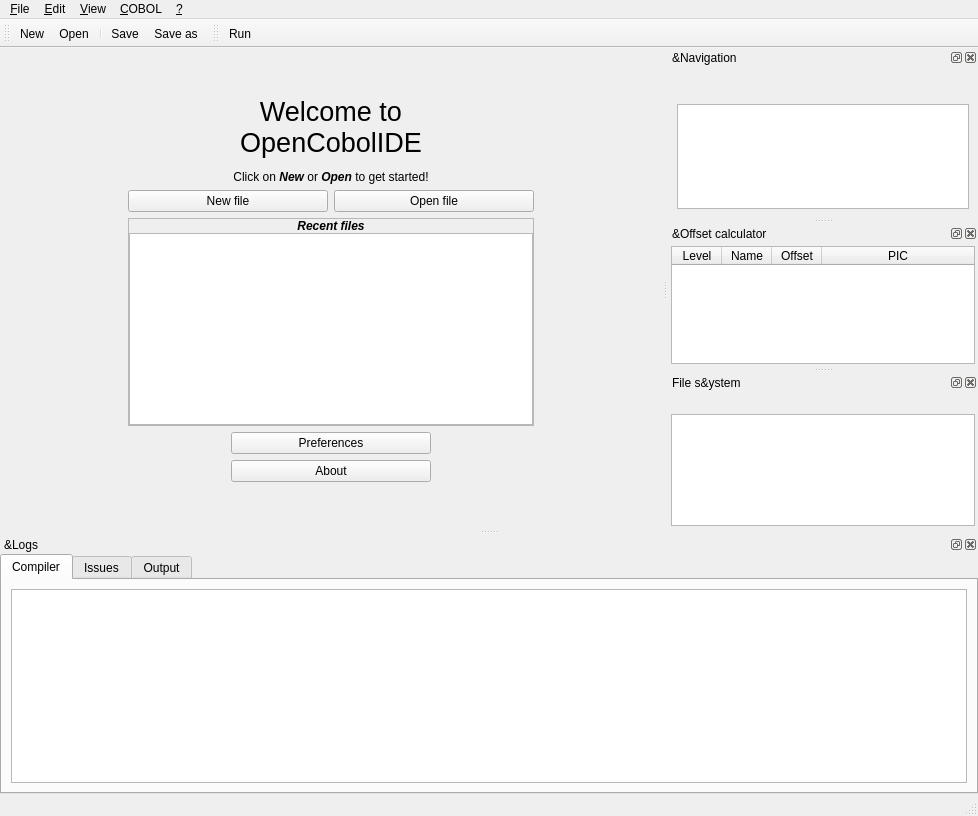
Old version of the form forms/ide.ui in the repository OpenCobolIDE/OpenCobolIDE.
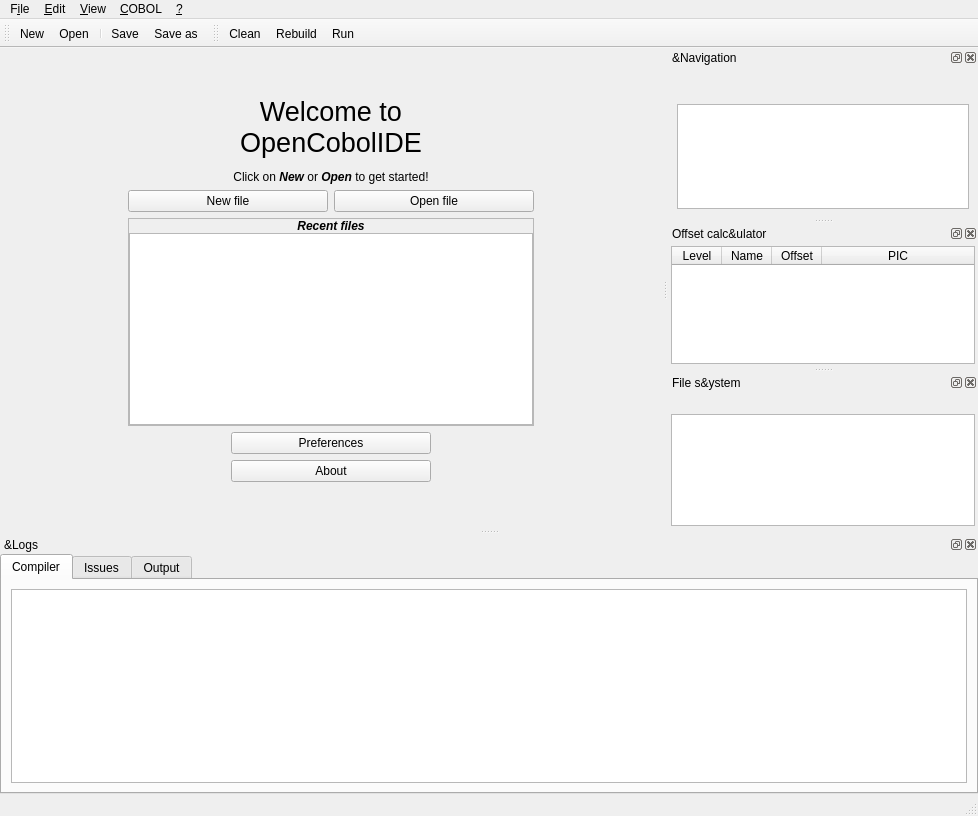
New version of the form. Icons and pictures are not drawn. Custom widgets are drawn as their Qt base class.

Commit message:
Add "Clean" and "Rebuild" actions
Close #202

Patch:
```diff
--- a/forms/ide.ui
+++ b/forms/ide.ui
@@ -468,6 +468,8 @@
    <attribute name="toolBarBreak">
     <bool>false</bool>
    </attribute>
+   <addaction name="actionClean"/>
+   <addaction name="actionRebuild"/>
    <addaction name="actionRun"/>
   </widget>
   <widget class="QDockWidget" name="dockWidgetLogs">
@@ -613,7 +615,7 @@
    </property>
    <widget class="QMenu" name="menuFile">
     <property name="title">
-     <string>&amp;File</string>
+     <string>F&amp;ile</string>
     </property>
     <addaction name="actionNew"/>
     <addaction name="actionOpen"/>
@@ -807,7 +809,7 @@
     </size>
    </property>
    <property name="windowTitle">
-    <string>&amp;Offset calculator</string>
+    <string>Offset calc&amp;ulator</string>
    </property>
    <attribute name="dockWidgetArea">
     <number>2</number>
@@ -1244,6 +1246,22 @@
     <string>&amp;Import preferences</string>
    </property>
   </action>
+  <action name="actionClean">
+   <property name="text">
+    <string>C&amp;lean</string>
+   </property>
+   <property name="shortcut">
+    <string>Ctrl+Alt+C</string>
+   </property>
+  </action>
+  <action name="actionRebuild">
+   <property name="text">
+    <string>R&amp;ebuild</string>
+   </property>
+   <property name="shortcut">
+    <string>Shift+F8</string>
+   </property>
+  </action>
   <zorder>dockWidgetNavPanel</zorder>
  </widget>
  <customwidgets>
```
Left out of the diff: 2 changed lines with no effect on the pictures. The commit also changes 8 other files.
